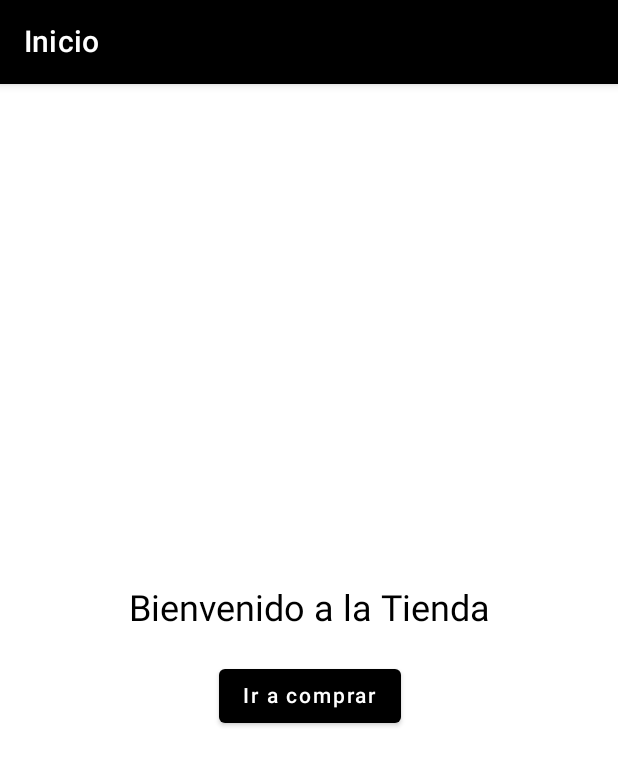
After one commit to alishiin/AppTiendaEval2, an Android app built with Jetpack Compose: the HomeScreen screen opened through its navigation route, on a phone screen of 412 x 824 dp. The commit adds this screen. Shown: the top 766 px of the screen. Run offline under Robolectric (Android 15) with nearby library versions, the phone set to English and light mode, and no system bars.

Commit message:
se agrego una nueva Screen llamada HomeScreen.kt y cambio de rutas al presionar ciertos botones

```diff
--- a/app/src/main/java/com/example/apptiendaeval2/navigation/NavManager.kt
+++ b/app/src/main/java/com/example/apptiendaeval2/navigation/NavManager.kt
@@ -16,6 +16,7 @@ import com.example.apptiendaval2.view.SuccessScreen
 import com.example.apptiendaval2.view.ErrorScreen
 import com.example.apptiendaval2.view.BackOfficeScreen
 import com.example.apptiendaval2.view.AddProductScreen
+import com.example.apptiendaval2.view.HomeScreen
 
 @Composable
 fun NavManager(navController: NavHostController, cartViewModel: CartViewModel) {
@@ -23,6 +24,8 @@ fun NavManager(navController: NavHostController, cartViewModel: CartViewModel) {
         composable("login") { LoginScreen(navController) }
         composable("register") { RegisterScreen(navController) }
         composable("catalog") { CatalogScreen(navController, cartViewModel = cartViewModel) }
+        composable("home") { HomeScreen(navController) }
+
         composable(
             route = "productDetails/{productId}",
             arguments = listOf(navArgument("productId") { type = NavType.IntType })
--- /dev/null
+++ b/app/src/main/java/com/example/apptiendaeval2/view/HomeScreen.kt
@@ -0,0 +1,44 @@
+package com.example.apptiendaval2.view
+
+import androidx.compose.foundation.layout.*
+import androidx.compose.material.*
+import androidx.compose.runtime.Composable
+import androidx.compose.ui.Alignment
+import androidx.compose.ui.Modifier
+import androidx.compose.ui.graphics.Color
+import androidx.compose.ui.unit.dp
+import androidx.navigation.NavController
+
+@Composable
+fun HomeScreen(navController: NavController) {
+    Scaffold(
+        topBar = {
+            TopAppBar(
+                title = { Text("Inicio") },
+                backgroundColor = Color.Black,
+                contentColor = Color.White
+            )
+        }
+    ) { padding ->
+        Box(
+            modifier = Modifier
+                .padding(padding)
+                .fillMaxSize(),
+            contentAlignment = Alignment.Center
+        ) {
+            Column(horizontalAlignment = Alignment.CenterHorizontally) {
+                Text("Bienvenido a la Tienda", style = MaterialTheme.typography.h5)
+                Spacer(modifier = Modifier.height(20.dp))
+                Button(
+                    onClick = { navController.navigate("catalog") },
+                    colors = ButtonDefaults.buttonColors(
+                        backgroundColor = Color.Black,
+                        contentColor = Color.White
+                    )
+                ) {
+                    Text("Ir a comprar")
+                }
+            }
+        }
+    }
+}
--- a/app/src/main/java/com/example/apptiendaeval2/view/LoginScreen.kt
+++ b/app/src/main/java/com/example/apptiendaeval2/view/LoginScreen.kt
@@ -95,7 +95,7 @@ fun LoginScreen(navController: NavController) {
                             email == "admin@tienda.cl" && password == "admin123" ->
                                 navController.navigate("backoffice")
                             UserRepository.validateUser(email, password) ->
-                                navController.navigate("catalog")
+                                navController.navigate("home")
                             else -> errorMessage = "Email o contraseña incorrectos"
                         }
                     },
--- a/app/src/main/java/com/example/apptiendaeval2/view/SuccessScreen.kt
+++ b/app/src/main/java/com/example/apptiendaeval2/view/SuccessScreen.kt
@@ -52,7 +52,7 @@ fun SuccessScreen(navController: NavController) {
 
                 OutlinedButton(
                     onClick = {
-                        navController.navigate("catalog") { popUpTo(0) }
+                        navController.navigate("home") { popUpTo(0) }
                     },
                     colors = ButtonDefaults.outlinedButtonColors(contentColor = Color.Black)
                 ) {
```
